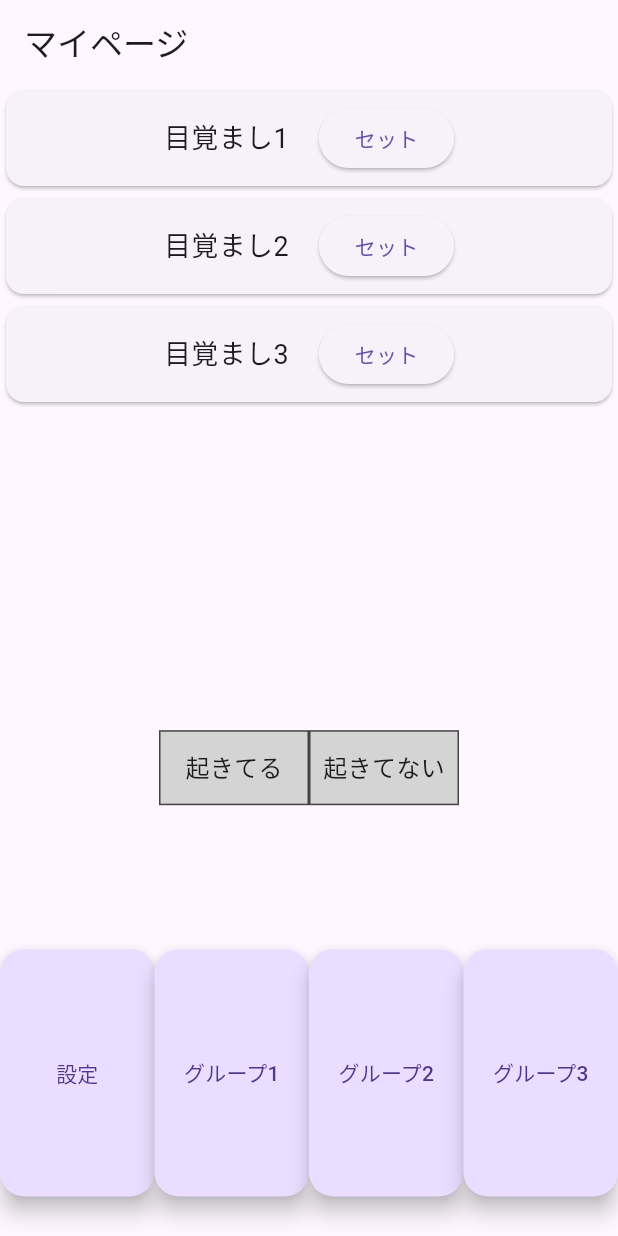
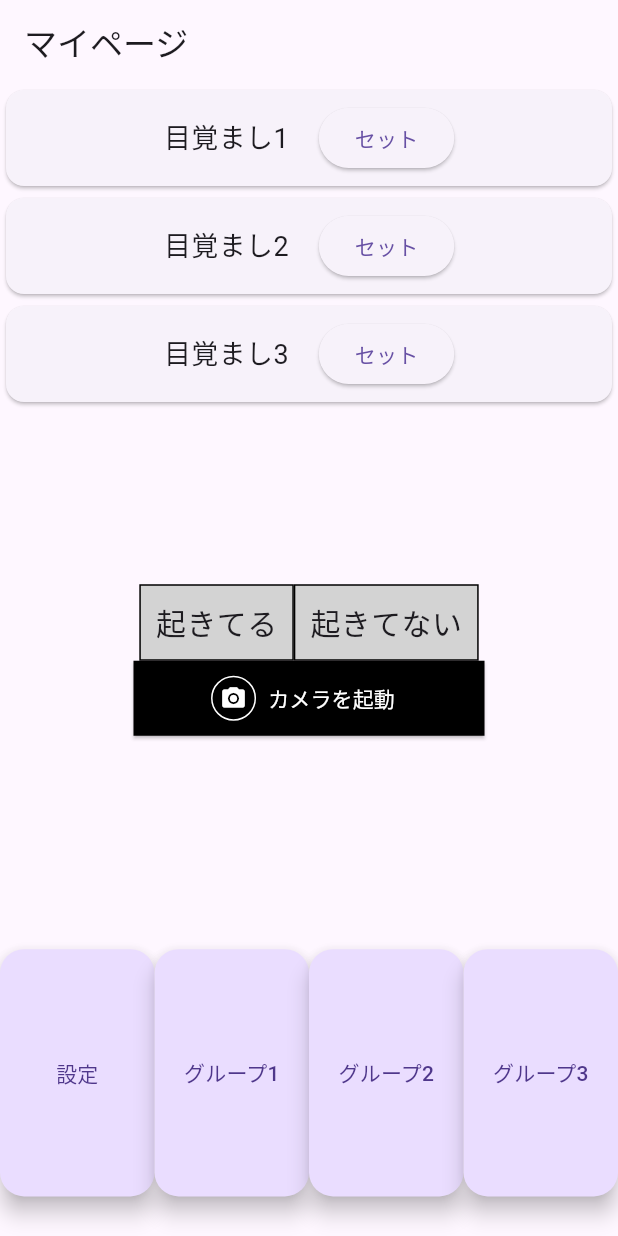
Before and after one commit to yumi-0223/alarm, a Flutter app: the screen it shows after launch, on a phone screen of 412 x 824 dp. Run offline on Flutter 3.47's test engine with Material 3 defaults, Android fonts, the phone set to English and light mode, and no system bars.

Commit message:
カメラボタンを追加

```diff
--- a/lib/digitalcontents-alarm/pages/my_page.dart
+++ b/lib/digitalcontents-alarm/pages/my_page.dart
@@ -4,7 +4,10 @@ import 'group/alarm_group2.dart';
 import 'group/alarm_group3.dart';
 import 'setting/setting_page.dart';
 import 'alarm_Screen.dart';
+import 'open_camera.dart';
 import 'dart:async';
+//import 'package:image_picker/image_picker.dart';  // image_pickerをインポート
+
 
 class MyPage extends StatefulWidget {
   @override
@@ -83,41 +86,62 @@ class _MyPageState extends State<MyPage> {
           )
           ,
 
-          Align(
-            alignment: Alignment(0, 0.2), // 中央揃え（x方向: 0, y方向: -0.5）
-            child: Row(
-              mainAxisSize: MainAxisSize.min, // 必要最小限の高さに
-              mainAxisAlignment: MainAxisAlignment.center, // 横方向の中央揃え
+          Column(
+            mainAxisAlignment: MainAxisAlignment.center, // 縦方向に中央揃え
+            children: <Widget>[
+              // 起きてる・起きてないの表示
+              Row(
+                mainAxisAlignment: MainAxisAlignment.center, // 横並びの中央揃え
                 children: [
                   Container(
-              width: 100, // 幅を固定
-              height: 50, // 高さを固定
-              alignment: Alignment.center, // 中央揃え
+                    padding: EdgeInsets.all(10),
                     decoration: BoxDecoration(
-                border: Border.all(color: const Color.fromARGB(255, 67, 67, 67), width: 1), // 枠線
-                color: const Color.fromARGB(255, 212, 212, 212),
+                      border: Border.all(color: Colors.black, width: 1),
+                      color: const Color.fromARGB(255, 211, 211, 211),
                     ),
                     child: Text(
                       "起きてる",
-                style: TextStyle(fontSize: 16),
+                      style: TextStyle(fontSize: 20),
                     ),
                   ),
-            //const SizedBox(width: 20), // テキスト間の間隔
                   Container(
-              width: 100, // 幅を固定
-              height: 50, // 高さを固定
-              alignment: Alignment.center, // 中央揃え
+                    padding: EdgeInsets.all(10),
                     decoration: BoxDecoration(
-                border: Border.all(color: const Color.fromARGB(255, 67, 67, 67), width: 1), // 枠線
-                color: const Color.fromARGB(255, 212, 212, 212),
+                      border: Border.all(color: Colors.black, width: 1),
+                      color: const Color.fromARGB(255, 211, 211, 211),
                     ),
                     child: Text(
                       "起きてない",
-                style: TextStyle(fontSize: 16),
+                      style: TextStyle(fontSize: 20),
                     ),
                   ),
                 ],
               ),
+              // カメラボタン
+            ElevatedButton.icon(
+            onPressed: () {
+              // カメラ起動の処理をコメントアウト
+              print("カメラ起動ボタンが押されました");
+            },
+            icon: Container(
+              padding: EdgeInsets.all(5), // アイコンの周りに余白を追加
+              decoration: BoxDecoration(
+                shape: BoxShape.circle, // 丸い枠
+                border: Border.all(color: Colors.white, width: 1), // 白い枠線
+              ),
+              child: Icon(Icons.camera_alt, color: Colors.white), // アイコンを白色に
+            ),
+            label: Text('カメラを起動'),
+            style: ElevatedButton.styleFrom(
+              backgroundColor: const Color.fromARGB(255, 0, 0, 0), // 背景色
+              foregroundColor: Colors.white, // 文字色
+              shape: RoundedRectangleBorder(
+                borderRadius: BorderRadius.zero, // 四角形
+              ),
+              minimumSize: Size(234, 50), // 横幅200、高さ50
+            ),
+            ),
+            ],
           ),
           //グループ選択ボタン
           Positioned(
--- /dev/null
+++ b/lib/digitalcontents-alarm/pages/open_camera.dart
@@ -0,0 +1,7 @@
+void openCamera() {
+  // カメラを起動するコードはコメントアウト
+  // Camera.start() など
+
+  // コンソールに文字を表示
+  print("カメラ起動ボタンが押されました");
+}
```
Lines whose indentation alone changed are shown as unchanged.
